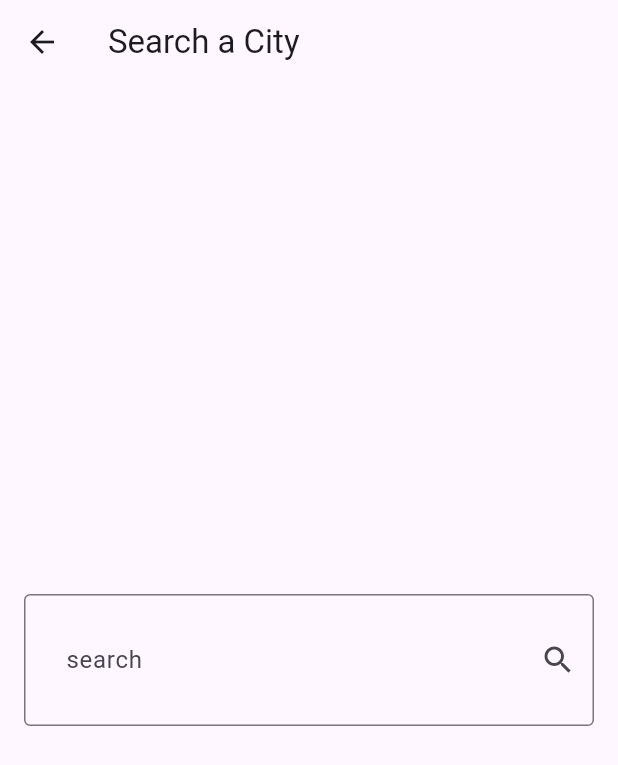
After one commit to EngAhmad-Tayasna/Weather_App, a Flutter app: the screen it shows after launch, after a tap on the "search" icon, on a phone screen of 412 x 824 dp. The commit adds this screen. Shown: the top 765 px of the screen. Run offline on Flutter 3.47's test engine with Material 3 defaults, Android fonts, the phone set to English and light mode, and no system bars.

```diff
--- a/lib/main.dart
+++ b/lib/main.dart
@@ -1,5 +1,5 @@
 import 'package:flutter/material.dart';
-import 'package:weather_app_new/views/home_view.dart';
+import 'package:weather_app_new/views/pages/home_page.dart';
 
 void main() {
   runApp(const WeatherApp());
@@ -12,7 +12,7 @@ class WeatherApp extends StatelessWidget {
   Widget build(BuildContext context) {
     return const MaterialApp(
       debugShowCheckedModeBanner: false,
-      home: HomeView(),
+      home: HomePage(),
     );
   }
 }
--- /dev/null
+++ b/lib/views/pages/home_page.dart
@@ -0,0 +1,27 @@
+import 'package:flutter/material.dart';
+import 'package:weather_app_new/views/pages/search_page.dart';
+import 'package:weather_app_new/views/widgets/no_weather_body.dart';
+
+class HomePage extends StatelessWidget {
+  const HomePage({super.key});
+
+  @override
+  Widget build(BuildContext context) {
+    return Scaffold(
+      appBar: AppBar(
+        actions: [
+          IconButton(
+              onPressed: () {
+                Navigator.push(context, MaterialPageRoute(builder: (context) {
+                  return  SearchPage();
+                }));
+              },
+              icon: const Icon(Icons.search)),
+        ],
+        backgroundColor: Colors.blue,
+        title: const Text('Weather App'),
+      ),
+      body: const NoWeatherBody(),
+    );
+  }
+}
--- /dev/null
+++ b/lib/views/pages/search_page.dart
@@ -0,0 +1,38 @@
+// ignore_for_file: public_member_api_docs, sort_constructors_first
+import 'package:flutter/material.dart';
+
+// ignore: must_be_immutable
+class SearchPage extends StatelessWidget {
+
+
+  String? cityName;
+
+  SearchPage({super.key});
+
+  @override
+  Widget build(BuildContext context) {
+    return Scaffold(
+      appBar: AppBar(
+        title: const Text("Search a City"),
+        // backgroundColor: Colors.orange,
+      ),
+      body:  Center(
+        child: Padding(
+          padding:  const EdgeInsets.symmetric(horizontal: 16),
+          child: TextField(
+            onSubmitted: (data) {
+              cityName = data;
+            },
+            decoration: const InputDecoration(
+              hintText: "Enter a City",
+              border: OutlineInputBorder(),
+              label: Text("search"),
+              suffixIcon: Icon(Icons.search),
+              contentPadding: EdgeInsets.symmetric(vertical: 32 , horizontal: 24)
+            ),
+          ),
+        ),
+      ),
+    );
+  }
+}
--- a/lib/widgets/weather_info_body.dart
+++ b/lib/views/widgets/weather_info_body.dart
@@ -1,7 +1,7 @@
 import 'package:flutter/material.dart';
 
 class WeatherInfoBody extends StatelessWidget {
-  const WeatherInfoBody({Key? key}) : super(key: key);
+  const WeatherInfoBody({super.key});
 
   @override
   Widget build(BuildContext context) {
```
Also changed, not shown: lib/services/service_weather.dart (added, +9 -0 lines), lib/views/home_view.dart (deleted, +0 -17 lines), pubspec.yaml (+4 -11 lines), lib/views/widgets/no_weather_body.dart (renamed from lib/widgets/no_weather_body.dart), pubspec.lock.
